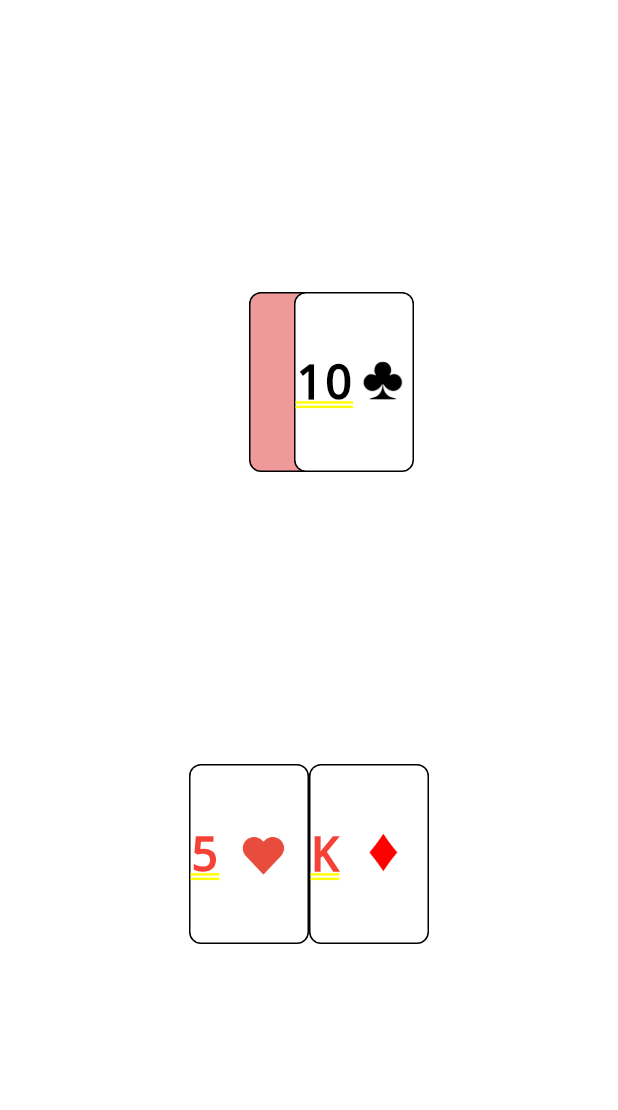
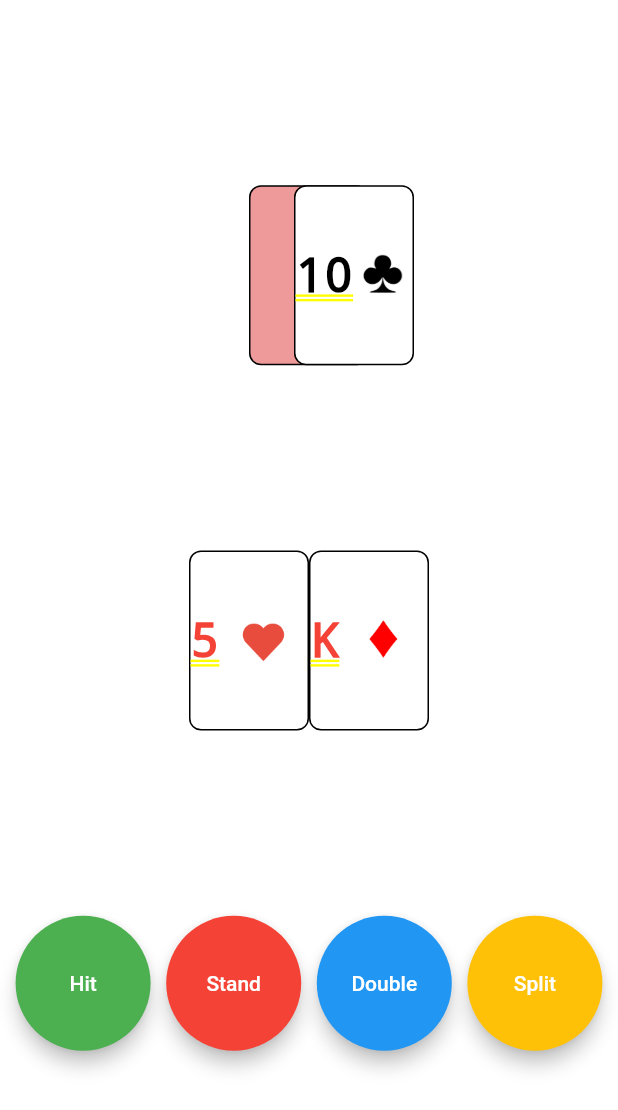
Before and after one commit to acolburn/blackjack, a Flutter app: the screen it shows after launch, on a phone screen of 412 x 824 dp. Shown: the top 1110 px of the screen. Run offline on Flutter 3.47's test engine with Material 2 defaults, Android fonts, the light colour scheme and no system bars.

Commit message:
added hit, stand, etc. buttons

```diff
--- a/lib/main.dart
+++ b/lib/main.dart
@@ -41,6 +41,67 @@ class MyHome extends StatelessWidget {
             buildCard(deck[random.nextInt(deck.length)]),
           ],
         ),
+        Row(
+          mainAxisAlignment: MainAxisAlignment.spaceEvenly,
+          children: <Widget>[
+            Material(
+              elevation: 5,
+              color: Colors.green,
+              borderRadius: BorderRadius.circular(50),
+              child: MaterialButton(
+                onPressed: null,
+                height: 90,
+                minWidth: 90,
+                child: Text(
+                  'Hit',
+                  style: TextStyle(color: Colors.white),
+                ),
+              ),
+            ),
+            Material(
+              elevation: 5,
+              color: Colors.red,
+              borderRadius: BorderRadius.circular(50),
+              child: MaterialButton(
+                onPressed: null,
+                height: 90,
+                minWidth: 90,
+                child: Text(
+                  'Stand',
+                  style: TextStyle(color: Colors.white),
+                ),
+              ),
+            ),
+            Material(
+              elevation: 5,
+              color: Colors.blue,
+              borderRadius: BorderRadius.circular(50),
+              child: MaterialButton(
+                onPressed: null,
+                height: 90,
+                minWidth: 90,
+                child: Text(
+                  'Double',
+                  style: TextStyle(color: Colors.white),
+                ),
+              ),
+            ),
+            Material(
+              elevation: 5,
+              color: Colors.amber,
+              borderRadius: BorderRadius.circular(50),
+              child: MaterialButton(
+                onPressed: null,
+                height: 90,
+                minWidth: 90,
+                child: Text(
+                  'Split',
+                  style: TextStyle(color: Colors.white),
+                ),
+              ),
+            ),
+          ],
+        ),
       ],
     );
 
```
